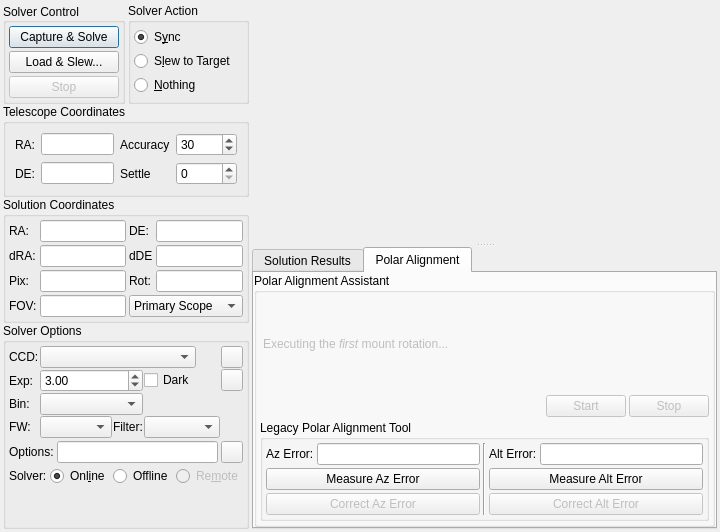
Qt form kstars/ekos/align/align.ui (KDE/kstars) before a commit.
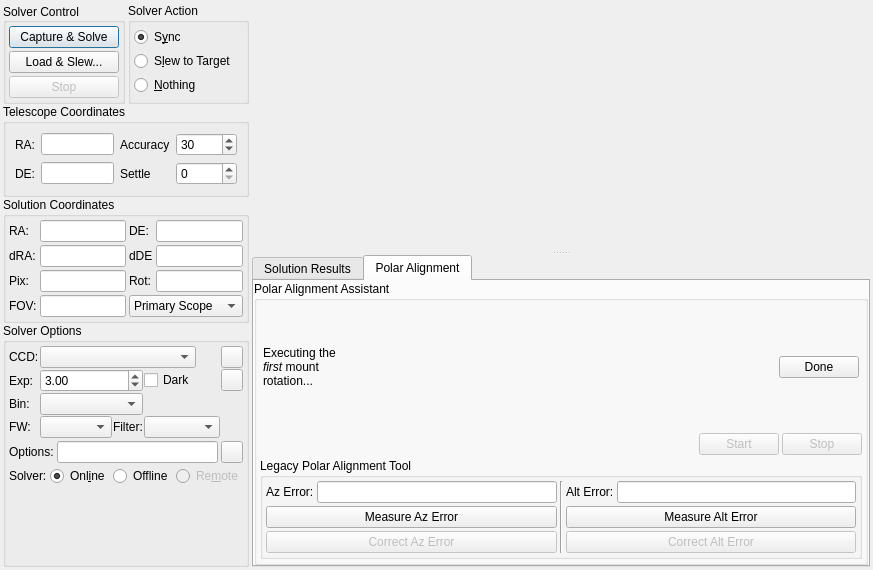
The same form after that commit. The open tabs and pages were chosen to show the change. Custom widgets are drawn as their Qt base class.

Commit message: working prototype solution for manual slewing during polar alignment

```diff
--- a/kstars/ekos/align/align.ui
+++ b/kstars/ekos/align/align.ui
@@ -6,8 +6,8 @@
    <rect>
     <x>0</x>
     <y>0</y>
-    <width>680</width>
-    <height>532</height>
+    <width>873</width>
+    <height>570</height>
    </rect>
   </property>
   <layout class="QHBoxLayout" name="primaryLayout" stretch="1,3">
@@ -1087,7 +1087,7 @@
            <item>
             <widget class="QStackedWidget" name="PAHWidgets">
              <property name="enabled">
-              <bool>false</bool>
+              <bool>true</bool>
              </property>
              <property name="toolTip">
               <string>&lt;p&gt;Polar Alignment Helper tool requires the following:&lt;/p&gt;&lt;p&gt;1. German Equatorial Mount&lt;/p&gt;&lt;p&gt;2. Wide FOV &amp;gt; 1 degrees&lt;/p&gt;&lt;p&gt;For small FOVs, use the Legacy Polar Alignment Tool.&lt;/p&gt;</string>
@@ -1266,6 +1266,8 @@
                 <number>3</number>
                </property>
                <item>
+                <layout class="QHBoxLayout" name="horizontalLayout_5">
+                 <item>
                 <widget class="QLabel" name="firstRotateText">
                  <property name="text">
                   <string>&lt;p&gt;Executing the &lt;span style=&quot; font-style:italic;&quot;&gt;first&lt;/span&gt; mount rotation...&lt;/p&gt;</string>
@@ -1275,6 +1277,28 @@
                  </property>
                 </widget>
                </item>
+                 <item>
+                  <spacer name="horizontalSpacer_4">
+                   <property name="orientation">
+                    <enum>Qt::Horizontal</enum>
+                   </property>
+                   <property name="sizeHint" stdset="0">
+                    <size>
+                     <width>40</width>
+                     <height>20</height>
+                    </size>
+                   </property>
+                  </spacer>
+                 </item>
+                 <item>
+                  <widget class="QPushButton" name="PAHfirstDone">
+                   <property name="text">
+                    <string>Done</string>
+                   </property>
+                  </widget>
+                 </item>
+                </layout>
+               </item>
               </layout>
              </widget>
              <widget class="QWidget" name="PAHSecondCapturePage">
```
Left out of the diff: 78 changed lines with no effect on the pictures. Lines whose indentation alone changed are shown as unchanged. The commit also changes 2 other files.
